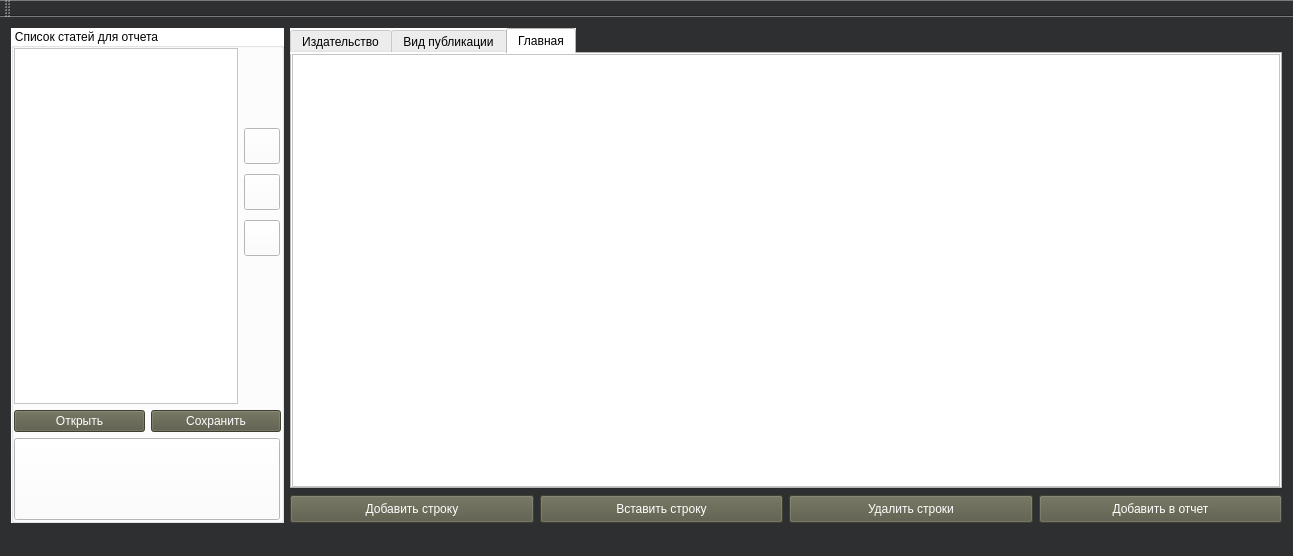
This is mainwindow.ui in ZubAnt/authors_DataBase as Qt 5 draws it before an edit. The edited form follows.
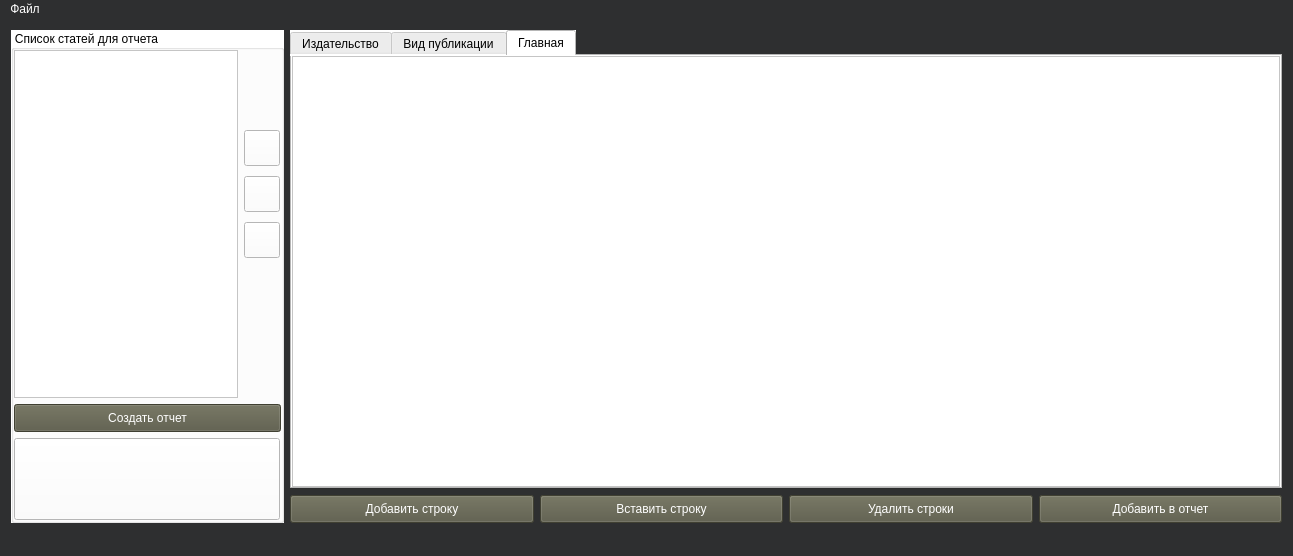
This is the edited form. The open tabs and pages were chosen to show the change. Icons and pictures are not drawn. Custom widgets are drawn as their Qt base class.

Diff of the .ui file:
```diff
--- a/mainwindow.ui
+++ b/mainwindow.ui
@@ -410,27 +410,27 @@
          </item>
          <item row="5" column="0" colspan="2">
           <layout class="QHBoxLayout" name="horizontalLayout">
-           <item>
-            <widget class="QPushButton" name="open_report">
-             <property name="styleSheet">
-              <string notr="true">color: rgb(255, 255, 255);
-background-color: rgb(89, 89, 70);
-font: 11pt &quot;MS Shell Dlg 2&quot;;</string>
-             </property>
-             <property name="text">
-              <string>Открыть</string>
-             </property>
-            </widget>
-           </item>
            <item>
             <widget class="QPushButton" name="save_report">
+             <property name="minimumSize">
+              <size>
+               <width>0</width>
+               <height>28</height>
+              </size>
+             </property>
+             <property name="maximumSize">
+              <size>
+               <width>16777215</width>
+               <height>28</height>
+              </size>
+             </property>
              <property name="styleSheet">
               <string notr="true">color: rgb(255, 255, 255);
 background-color: rgb(89, 89, 70);
 font: 11pt &quot;MS Shell Dlg 2&quot;;</string>
              </property>
              <property name="text">
-              <string>Сохранить</string>
+              <string>Создать отчет</string>
              </property>
             </widget>
            </item>
@@ -490,19 +490,26 @@
      <height>21</height>
     </rect>
    </property>
+   <widget class="QMenu" name="menu">
+    <property name="title">
+     <string>Файл</string>
+    </property>
+    <addaction name="import_databases"/>
+    <addaction name="export_databases"/>
+   </widget>
+   <addaction name="menu"/>
   </widget>
   <widget class="QStatusBar" name="statusBar"/>
-  <widget class="QToolBar" name="toolBar">
-   <property name="windowTitle">
-    <string>toolBar</string>
+  <action name="import_databases">
+   <property name="text">
+    <string>Загрузить .adb файл</string>
    </property>
-   <attribute name="toolBarArea">
-    <enum>TopToolBarArea</enum>
-   </attribute>
-   <attribute name="toolBarBreak">
-    <bool>false</bool>
-   </attribute>
-  </widget>
+  </action>
+  <action name="export_databases">
+   <property name="text">
+    <string>Сохранить как...</string>
+   </property>
+  </action>
  </widget>
  <layoutdefault spacing="6" margin="11"/>
  <customwidgets>
```
Left out of the diff: 4 changed lines with no effect on the pictures.
